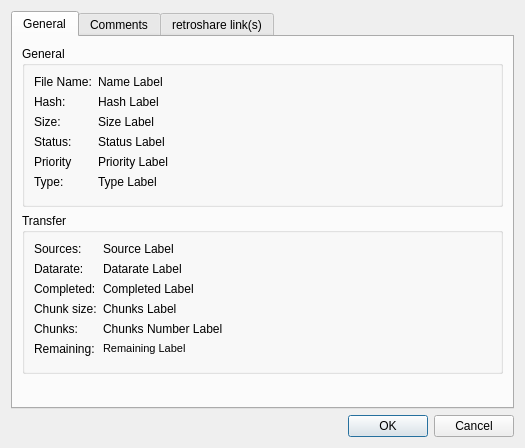
This is retroshare-gui/src/gui/DetailsDialog.ui in RetroShare/RetroShare as Qt 5 draws it before an edit. The edited form follows.
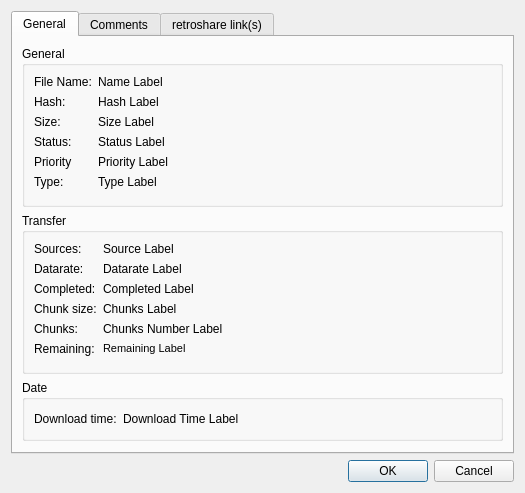
This is the edited form. Icons and pictures are not drawn.

Commit message: Added Download Time column to Downloads changed show for Remaining the Filesize which need to be downloaded, on Download Time column show the remaining Time. added to DetailsDialog Download Time label added formating the filesize's for FileTransferInfoWidget

Patch:
```diff
--- a/retroshare-gui/src/gui/DetailsDialog.ui
+++ b/retroshare-gui/src/gui/DetailsDialog.ui
@@ -7,7 +7,7 @@
     <x>0</x>
     <y>0</y>
     <width>525</width>
-    <height>448</height>
+    <height>480</height>
    </rect>
   </property>
   <property name="windowTitle">
@@ -291,6 +291,42 @@
         </widget>
        </item>
        <item row="2" column="0">
+        <widget class="QGroupBox" name="groupBox_3">
+         <property name="title">
+          <string>Date</string>
+         </property>
+         <layout class="QHBoxLayout" name="horizontalLayout">
+          <item>
+           <widget class="QLabel" name="label_4">
+            <property name="text">
+             <string>Download time:</string>
+            </property>
+           </widget>
+          </item>
+          <item>
+           <widget class="QLabel" name="downloadtime_line">
+            <property name="text">
+             <string>Download Time Label</string>
+            </property>
+           </widget>
+          </item>
+          <item>
+           <spacer name="horizontalSpacer_3">
+            <property name="orientation">
+             <enum>Qt::Horizontal</enum>
+            </property>
+            <property name="sizeHint" stdset="0">
+             <size>
+              <width>274</width>
+              <height>20</height>
+             </size>
+            </property>
+           </spacer>
+          </item>
+         </layout>
+        </widget>
+       </item>
+       <item row="3" column="0">
         <spacer name="verticalSpacer">
          <property name="orientation">
           <enum>Qt::Vertical</enum>
```
Left out of the diff: 2 changed lines with no effect on the pictures. The commit also changes 7 other files.
